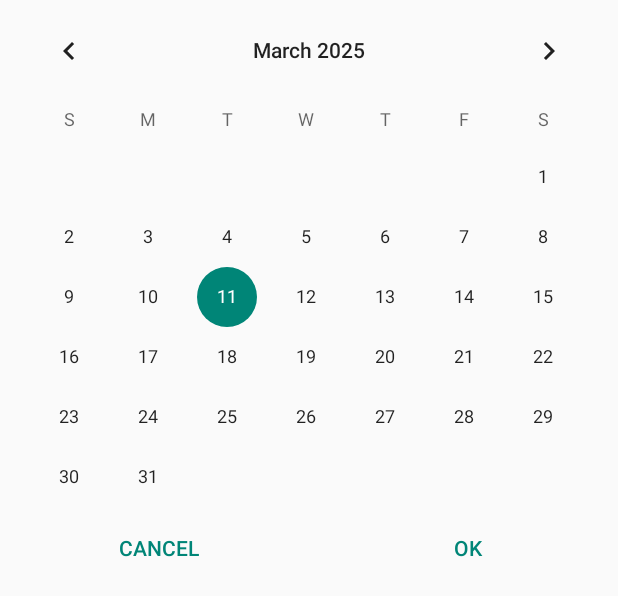
After one commit to omarumustafa/NotesMemo, an Android app: the layout select_date.xml on its own in the app's theme, with its tools: preview values and no code run, on a phone screen of 412 x 824 dp. The commit adds this screen. Shown: the top 596 px of the screen. Run offline under Robolectric (Android 15) with nearby library versions, the phone set to English and light mode, and no system bars.

Commit message:
layout for date picker

```diff
--- a/app/src/main/java/com/example/memoapp/MainActivity.java
+++ b/app/src/main/java/com/example/memoapp/MainActivity.java
@@ -1,9 +1,11 @@
 package com.example.memoapp;
 
+import android.content.Intent;
 import android.content.res.ColorStateList;
 import android.os.Bundle;
+import android.view.View;
+import android.widget.ImageButton;
 import android.widget.RadioButton;
-
 import androidx.activity.EdgeToEdge;
 import androidx.appcompat.app.AppCompatActivity;
 import androidx.core.graphics.Insets;
@@ -19,6 +21,7 @@ public class MainActivity extends AppCompatActivity {
         setContentView(R.layout.activity_main);
 
         setRadioButtonColor();
+        listImageButton();
 
         ViewCompat.setOnApplyWindowInsetsListener(findViewById(R.id.main), (v, insets) -> {
             Insets systemBars = insets.getInsets(WindowInsetsCompat.Type.systemBars());
@@ -37,4 +40,14 @@ public class MainActivity extends AppCompatActivity {
         radioButton = findViewById(R.id.radioButtonHigh);
         radioButton.setButtonTintList(ColorStateList.valueOf(getResources().getColor(R.color.red)));
     }
+
+    private void listImageButton() {
+        ImageButton ibList = findViewById(R.id.listImageButton);
+        ibList.setOnClickListener(new View.OnClickListener() {
+            public void onClick(View view) {
+                Intent intent = new Intent(MainActivity.this, MemoList.class);
+                startActivity(intent);
+            }
+        });
+    }
 }
--- a/app/src/main/res/layout/activity_main.xml
+++ b/app/src/main/res/layout/activity_main.xml
@@ -179,7 +179,6 @@
                 android:layout_width="wrap_content"
                 android:layout_height="wrap_content"
                 android:layout_marginTop="64dp"
-                android:text="@string/textChangedDate"
                 app:layout_constraintStart_toEndOf="@+id/textDate"
                 app:layout_constraintTop_toBottomOf="@+id/editMemoDesc" />
 
--- /dev/null
+++ b/app/src/main/res/layout/select_date.xml
@@ -0,0 +1,35 @@
+<?xml version="1.0" encoding="utf-8"?>
+<LinearLayout xmlns:android="http://schemas.android.com/apk/res/android"
+    android:layout_width="match_parent"
+    android:layout_height="wrap_content"
+    android:gravity="end"
+    android:orientation="vertical">
+
+    <CalendarView
+        android:id="@+id/calendarView"
+        android:layout_width="match_parent"
+        android:layout_height="wrap_content" />
+
+    <LinearLayout
+        style="?android:attr/buttonBarStyle"
+        android:layout_width="match_parent"
+        android:layout_height="match_parent"
+        android:orientation="horizontal">
+
+        <Button
+            android:id="@+id/cancelButton"
+            style="?android:attr/buttonBarButtonStyle"
+            android:layout_width="wrap_content"
+            android:layout_height="wrap_content"
+            android:layout_weight="1"
+            android:text="@string/cancelButton" />
+
+        <Button
+            android:id="@+id/okButton"
+            style="?android:attr/buttonBarButtonStyle"
+            android:layout_width="wrap_content"
+            android:layout_height="wrap_content"
+            android:layout_weight="1"
+            android:text="@string/okButton" />
+    </LinearLayout>
+</LinearLayout>
--- a/app/src/main/res/values/strings.xml
+++ b/app/src/main/res/values/strings.xml
@@ -14,4 +14,6 @@
     <string name="dateButton">CHANGE</string>
     <string name="textDate">Date:</string>
     <string name="textChangedDate">TextView</string>
+    <string name="cancelButton">Cancel</string>
+    <string name="okButton">Ok</string>
 </resources>
```
